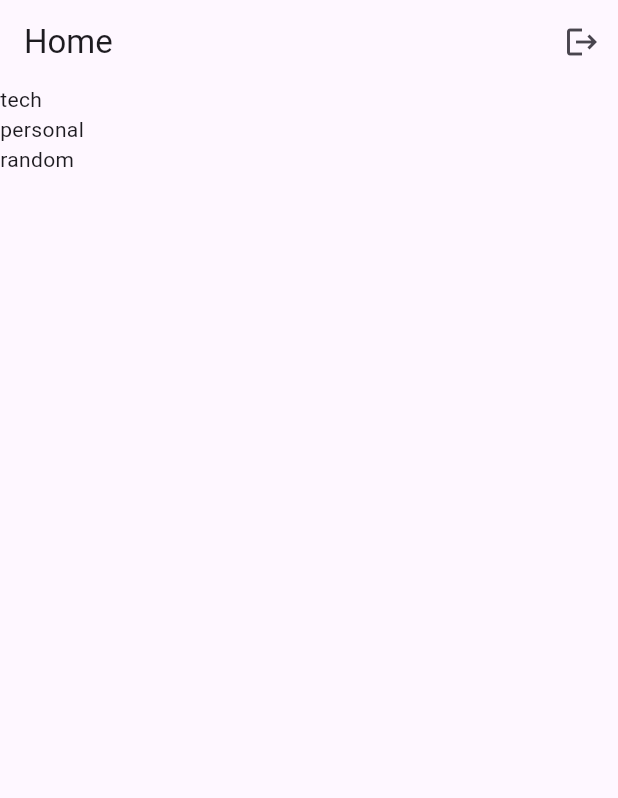
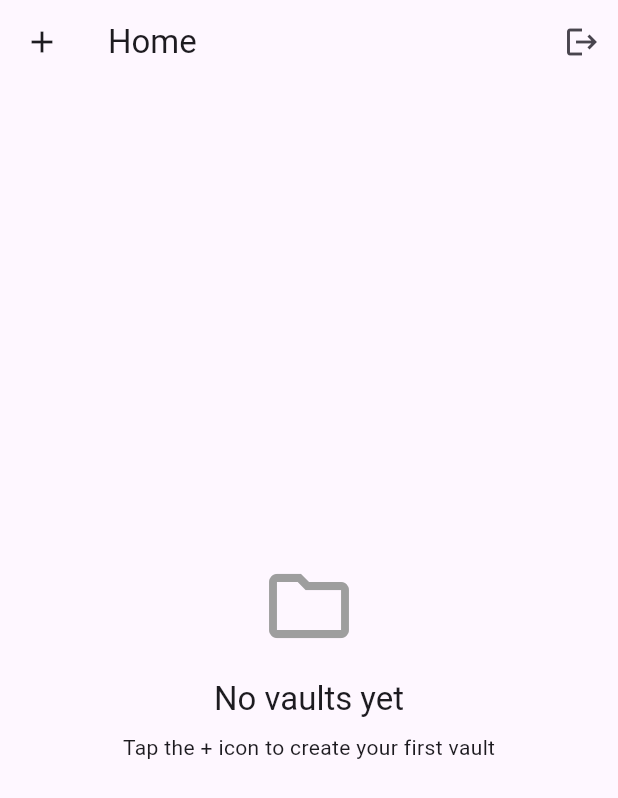
Before and after one commit to mendelbrot/dax, a Flutter app: the screen it shows once a user with an empty profile is signed in, on a phone screen of 412 x 824 dp. Shown: the top 798 px of the screen. Run offline on Flutter 3.47's test engine with Material 3 defaults, Android fonts, the phone set to English and light mode, and no system bars; our stand-ins replace flutter_dotenv, supabase_flutter; accounts and stored records are empty.

Commit message:
started the vaults homepage

```diff
--- a/client-flutter/lib/pages/home_page.dart
+++ b/client-flutter/lib/pages/home_page.dart
@@ -1,6 +1,8 @@
 import 'package:flutter/material.dart';
 import 'package:provider/provider.dart';
 import '../providers/auth_provider.dart';
+import '../models/vault.dart';
+import '../services/data_service.dart';
 
 class HomePage extends StatefulWidget {
   const HomePage({super.key});
@@ -10,14 +12,90 @@ class HomePage extends StatefulWidget {
 }
 
 class _HomePageState extends State<HomePage> {
+  // Use a key to force FutureBuilder to rebuild when vaults are created
+  int _refreshKey = 0;
+
+  Future<List<Vault>> _fetchVaults() async {
+    return await Data.vaults.list();
+  }
+
+  void _showCreateVaultDialog() {
+    final nameController = TextEditingController();
+
+    showDialog(
+      context: context,
+      builder: (BuildContext context) {
+        return AlertDialog(
+          title: const Text('Create New Vault'),
+          content: TextField(
+            controller: nameController,
+            decoration: const InputDecoration(
+              labelText: 'Vault Name',
+              hintText: 'Enter vault name',
+              border: OutlineInputBorder(),
+            ),
+            autofocus: true,
+            onSubmitted: (_) => _createVault(nameController.text, context),
+          ),
+          actions: [
+            TextButton(
+              onPressed: () => Navigator.of(context).pop(),
+              child: const Text('Cancel'),
+            ),
+            TextButton(
+              onPressed: () => _createVault(nameController.text, context),
+              child: const Text('Save'),
+            ),
+          ],
+        );
+      },
+    );
+  }
+
+  Future<void> _createVault(String name, BuildContext dialogContext) async {
+    if (name.trim().isEmpty) {
+      ScaffoldMessenger.of(context).showSnackBar(
+        const SnackBar(content: Text('Vault name cannot be empty')),
+      );
+      return;
+    }
+
+    try {
+      await Data.vaults.create(name.trim(), {});
+      if (dialogContext.mounted) {
+        Navigator.of(dialogContext).pop();
+      }
+      // Refresh the vault list by incrementing the key
+      setState(() {
+        _refreshKey++;
+      });
+      if (mounted) {
+        ScaffoldMessenger.of(context).showSnackBar(
+          const SnackBar(content: Text('Vault created successfully')),
+        );
+      }
+    } catch (e) {
+      if (dialogContext.mounted) {
+        Navigator.of(dialogContext).pop();
+      }
+      if (mounted) {
+        ScaffoldMessenger.of(context).showSnackBar(
+          SnackBar(content: Text('Error creating vault: $e')),
+        );
+      }
+    }
+  }
+
   @override
   Widget build(BuildContext context) {
-
-    var vaults = [{'name': 'tech'}, {'name': 'personal'}, {'name': 'random'}];
-
     return Scaffold(
       appBar: AppBar(
         title: const Text('Home'),
+        leading: IconButton(
+          icon: const Icon(Icons.add),
+          onPressed: _showCreateVaultDialog,
+          tooltip: 'Create New Vault',
+        ),
         actions: [
           IconButton(
             icon: const Icon(Icons.logout),
@@ -28,9 +106,93 @@ class _HomePageState extends State<HomePage> {
           ),
         ],
       ),
-      body: ListView(
-        children: [for (var vault in vaults) Text(vault['name']!)],
-      )
+      body: FutureBuilder<List<Vault>>(
+        key: ValueKey(_refreshKey),
+        future: _fetchVaults(),
+        builder: (context, snapshot) {
+          if (snapshot.connectionState == ConnectionState.waiting) {
+            return const Center(
+              child: CircularProgressIndicator(),
+            );
+          }
+
+          if (snapshot.hasError) {
+            return Center(
+              child: Column(
+                mainAxisAlignment: MainAxisAlignment.center,
+                children: [
+                  const Icon(
+                    Icons.error_outline,
+                    size: 64,
+                    color: Colors.red,
+                  ),
+                  const SizedBox(height: 16),
+                  Text(
+                    'Error loading vaults',
+                    style: Theme.of(context).textTheme.titleLarge,
+                  ),
+                  const SizedBox(height: 8),
+                  Text(
+                    snapshot.error.toString(),
+                    style: Theme.of(context).textTheme.bodyMedium,
+                    textAlign: TextAlign.center,
+                  ),
+                  const SizedBox(height: 24),
+                  ElevatedButton.icon(
+                    onPressed: () {
+                      setState(() {
+                        _refreshKey++;
+                      });
+                    },
+                    icon: const Icon(Icons.refresh),
+                    label: const Text('Retry'),
+                  ),
+                ],
+              ),
+            );
+          }
+
+          if (!snapshot.hasData || snapshot.data!.isEmpty) {
+            return Center(
+              child: Column(
+                mainAxisAlignment: MainAxisAlignment.center,
+                children: [
+                  const Icon(
+                    Icons.folder_outlined,
+                    size: 64,
+                    color: Colors.grey,
+                  ),
+                  const SizedBox(height: 16),
+                  Text(
+                    'No vaults yet',
+                    style: Theme.of(context).textTheme.titleLarge,
+                  ),
+                  const SizedBox(height: 8),
+                  Text(
+                    'Tap the + icon to create your first vault',
+                    style: Theme.of(context).textTheme.bodyMedium,
+                  ),
+                ],
+              ),
+            );
+          }
+
+          final vaults = snapshot.data!;
+
+          return ListView.builder(
+            itemCount: vaults.length,
+            itemBuilder: (context, index) {
+              final vault = vaults[index];
+              return ListTile(
+                title: Text(vault.name),
+                onTap: () {
+                  // Navigation logic will be added later
+                },
+              );
+            },
+          );
+        },
+      ),
     );
   }
 }
```
Also changed, not shown: 1 other file.
